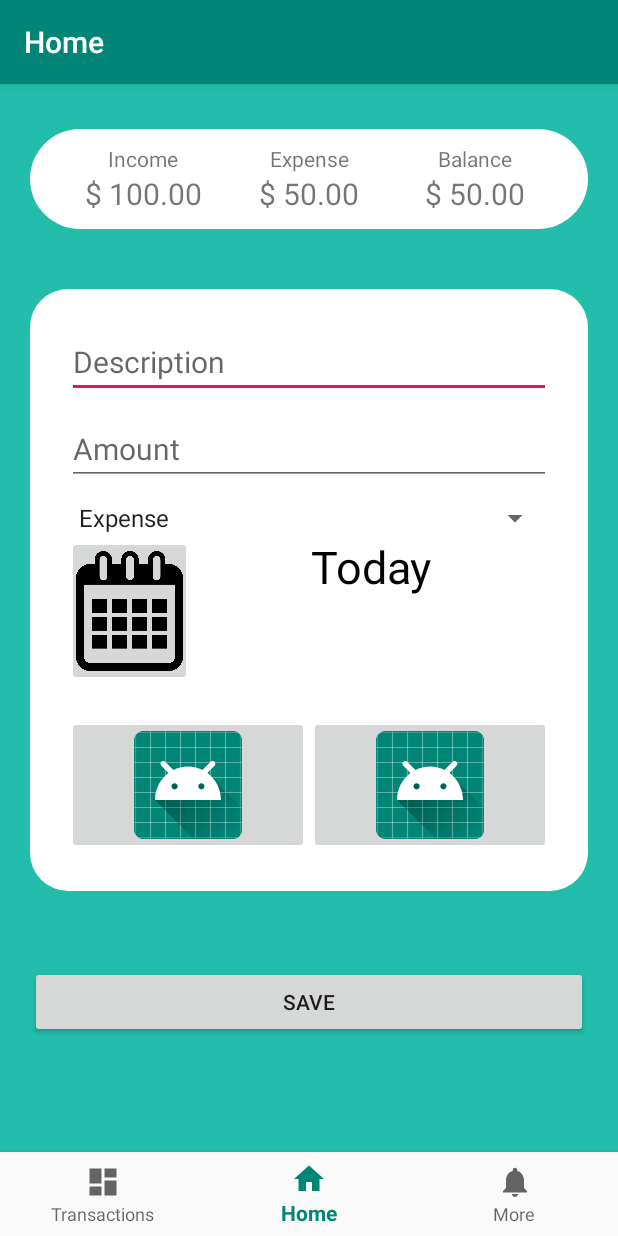
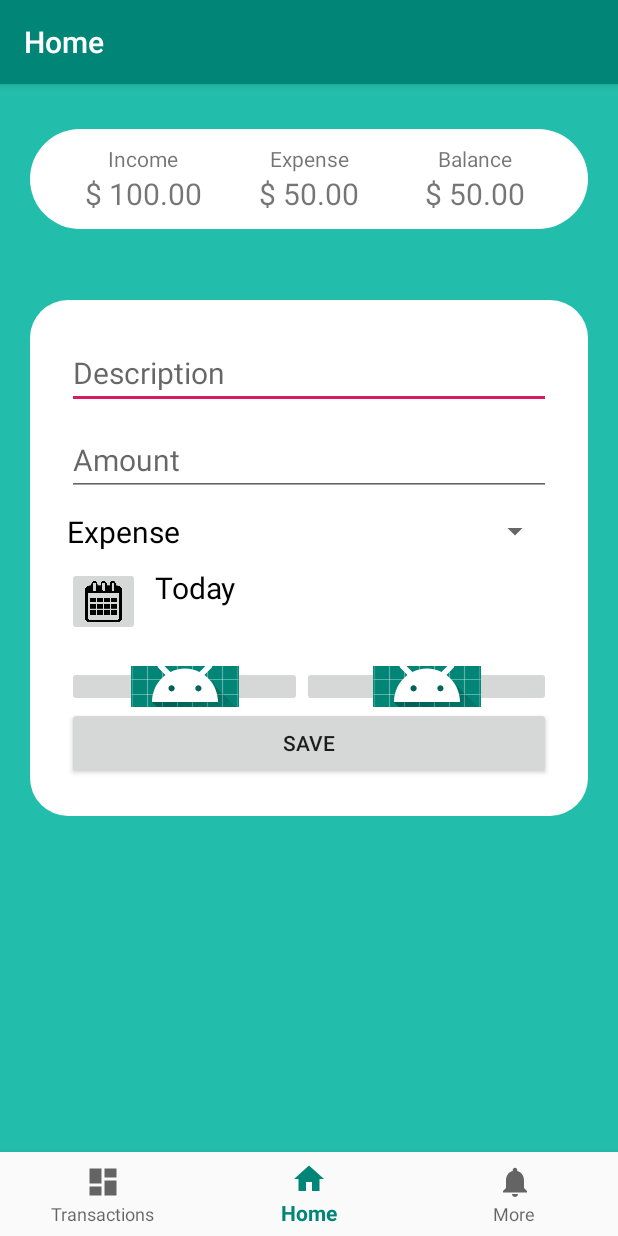
Before and after one commit to sarabjeet1313/Money-Tracker, an Android app: the screen it shows after launch (MainActivity), on a phone screen of 412 x 824 dp. Run offline under Robolectric (Android 15) with nearby library versions, the phone set to English and light mode, and no system bars; our stand-ins replace navigation-ui.

Commit message:
Modified the design

```diff
--- a/MoneyTracker/app/src/main/java/mobile/computing/group5/moneytracker/fragments/home/HomeFragment.kt
+++ b/MoneyTracker/app/src/main/java/mobile/computing/group5/moneytracker/fragments/home/HomeFragment.kt
@@ -2,13 +2,16 @@ package mobile.computing.group5.moneytracker.fragments.home
 
 import android.app.DatePickerDialog
 import android.os.Bundle
-import android.util.Log
 import android.view.LayoutInflater
 import android.view.View
 import android.view.ViewGroup
+import android.widget.ArrayAdapter
+import android.widget.Spinner
+import android.widget.Toast
 import androidx.fragment.app.Fragment
 import kotlinx.android.synthetic.main.fragment_home.*
 import mobile.computing.group5.moneytracker.R
+import java.text.SimpleDateFormat
 import java.util.*
 
 
@@ -26,6 +29,10 @@ class HomeFragment : Fragment() {
 
     override fun onViewCreated(view: View, savedInstanceState: Bundle?) {
         super.onViewCreated(view, savedInstanceState)
+
+        val adapter = context?.let { ArrayAdapter.createFromResource(it, R.array.type_arrays_type_home, R.layout.dropdown_item) }
+        adapter?.setDropDownViewResource(R.layout.dropdown_item)
+        dropdown_type.adapter = adapter
 
         val MONTHS = arrayOf(
             "January",
@@ -66,7 +73,26 @@ class HomeFragment : Fragment() {
         }
 
         button_save.setOnClickListener {
-            Log.i("Message", input_description.text.toString())
+
+            val description = input_description.text.toString()
+            val amount = input_amount.text.toString()
+            var date = dateText.text.toString()
+            val type = dropdown_type.selectedItem.toString()
+
+            if(description == "" || amount == ""){
+                Toast.makeText(context, "Please enter the fields", Toast.LENGTH_SHORT).show()
+            }else{
+
+                // Store to database
+
+                if(date == "Today"){
+                    var sdf = SimpleDateFormat("MMMM dd, yyyy")
+                    date = sdf.format(Date())
+                }
+
+                Toast.makeText(context, "Saved!!", Toast.LENGTH_SHORT).show()
+            }
+
         }
     }
 }
--- /dev/null
+++ b/MoneyTracker/app/src/main/res/layout/dropdown_item.xml
@@ -0,0 +1,7 @@
+<?xml version="1.0" encoding="utf-8"?>
+<TextView xmlns:android="http://schemas.android.com/apk/res/android"
+    android:id="@+id/dropdown_item"
+    android:layout_width="fill_parent"
+    android:layout_height="wrap_content"
+    android:textColor="#000000"
+    android:textSize="20sp" />
--- a/MoneyTracker/app/src/main/res/layout/fragment_home.xml
+++ b/MoneyTracker/app/src/main/res/layout/fragment_home.xml
@@ -100,11 +100,14 @@
         android:id="@+id/linearLayout2"
         android:layout_width="match_parent"
         android:layout_height="wrap_content"
-        android:layout_marginTop="40dp"
         android:background="@drawable/add_area"
         android:orientation="vertical"
+        app:layout_constraintBottom_toBottomOf="parent"
+        app:layout_constraintEnd_toEndOf="parent"
+        app:layout_constraintHorizontal_bias="0.4"
         app:layout_constraintStart_toStartOf="parent"
-        app:layout_constraintTop_toBottomOf="@+id/linearLayout">
+        app:layout_constraintTop_toBottomOf="@+id/linearLayout"
+        app:layout_constraintVertical_bias="0.145">
 
         <EditText
             android:id="@+id/input_description"
@@ -119,6 +122,7 @@
             android:layout_height="wrap_content"
             android:layout_marginTop="10dp"
             android:hint="Amount"
+            android:inputType="numberDecimal"
             android:textSize="20dp" />
 
         <Spinner
@@ -133,13 +137,15 @@
         <LinearLayout
             android:layout_width="match_parent"
             android:layout_height="wrap_content"
+            android:layout_marginTop="10dp"
             android:orientation="horizontal">
+
             <ImageButton
                 android:id="@+id/button_calender"
-                android:layout_width="250dp"
+                android:layout_width="146dp"
+                android:layout_height="46dp"
+                android:layout_weight="2"
                 android:scaleType="centerCrop"
-                android:layout_height="100dp"
-                android:layout_weight="2"
                 app:srcCompat="@mipmap/cal" />
 
             <TextView
@@ -147,10 +153,10 @@
                 android:layout_width="match_parent"
                 android:layout_height="wrap_content"
                 android:layout_weight="1"
+                android:layout_marginLeft="10dp"
                 android:text="Today"
-                android:gravity="center"
                 android:textColor="#000"
-                android:textSize="30dp"/>
+                android:textSize="20dp" />
         </LinearLayout>
 
         <LinearLayout
@@ -161,29 +167,26 @@
 
             <ImageButton
                 android:id="@+id/button_location"
-                android:layout_width="match_parent"
-                android:layout_height="wrap_content"
+                android:layout_width="177dp"
+                android:layout_height="27dp"
                 android:layout_weight="1"
                 app:srcCompat="@mipmap/ic_launcher" />
 
             <ImageButton
                 android:id="@+id/button_image"
-                android:layout_width="match_parent"
-                android:layout_height="wrap_content"
+                android:layout_width="187dp"
+                android:layout_height="27dp"
                 android:layout_weight="1"
                 app:srcCompat="@mipmap/ic_launcher" />
 
         </LinearLayout>
 
+        <Button
+            android:id="@+id/button_save"
+            android:layout_width="match_parent"
+            android:layout_height="wrap_content"
+            android:text="Save" />
+
     </LinearLayout>
 
-    <Button
-        android:id="@+id/button_save"
-        android:layout_width="match_parent"
-        android:layout_height="wrap_content"
-        android:layout_marginTop="50dp"
-        android:text="Save"
-        app:layout_constraintStart_toStartOf="parent"
-        app:layout_constraintTop_toBottomOf="@+id/linearLayout2" />
-
 </androidx.constraintlayout.widget.ConstraintLayout>
```
